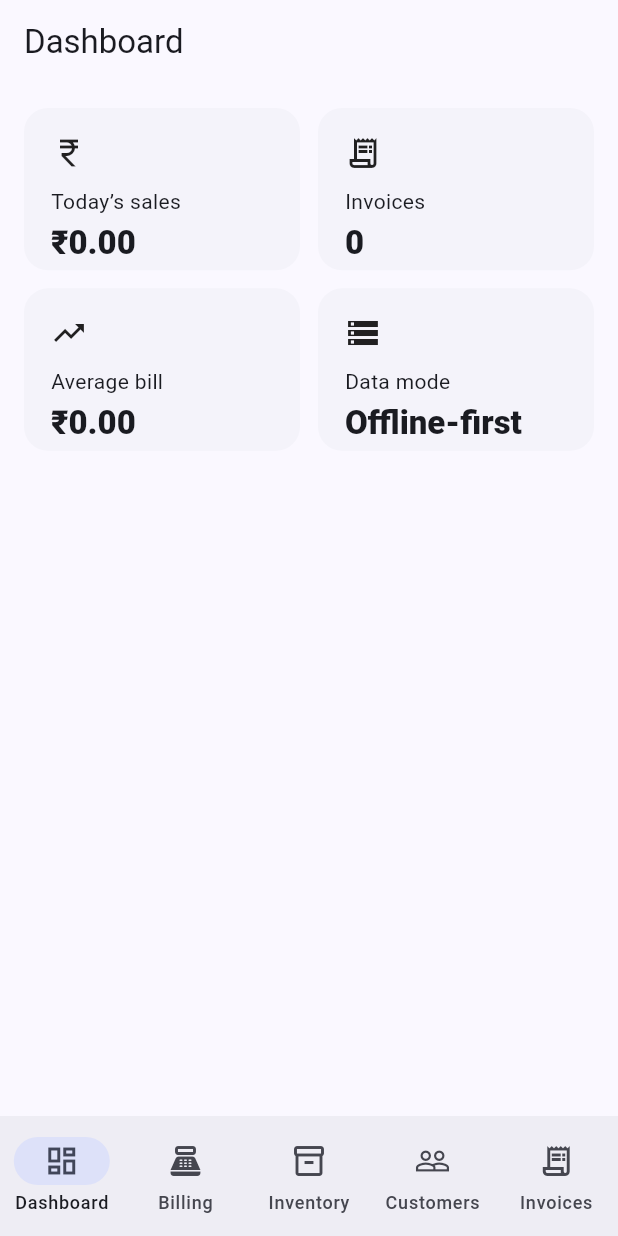
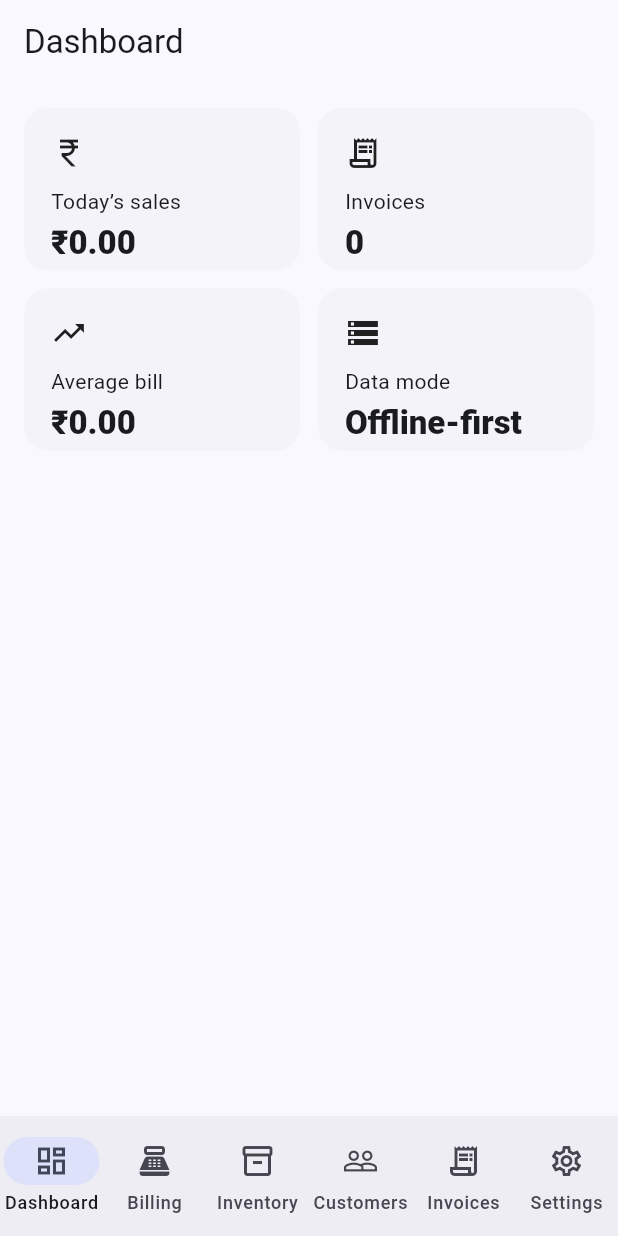
Before and after one commit to shinuXcode/shop-inventory-app, a Flutter app: the screen it shows after launch, on a phone screen of 412 x 824 dp. Run offline on Flutter 3.47's test engine with Material 3 defaults, Android fonts, the phone set to English and light mode, and no system bars; our stand-ins replace connectivity_plus, drift, flutter_riverpod, pdf, printing, shared_preferences; accounts and stored records are empty; generated files the repository leaves out were written again.

Commit message:
feat: add settings to responsive navigation

```diff
--- a/lib/features/shell/shell.dart
+++ b/lib/features/shell/shell.dart
@@ -4,6 +4,7 @@ import '../billing/billing.dart';
 import '../inventory/inventory.dart';
 import '../customers/customers.dart';
 import '../invoices/invoices.dart';
+import '../settings/settings.dart';
 
 class Shell extends StatefulWidget {
   const Shell({super.key});
@@ -13,12 +14,12 @@ class Shell extends StatefulWidget {
 class _ShellState extends State<Shell> {
   int index = 0;
   final pages = const [
-    DashboardPage(), BillingPage(), InventoryPage(), CustomersPage(), InvoicesPage()
+    DashboardPage(), BillingPage(), InventoryPage(), CustomersPage(), InvoicesPage(), SettingsPage()
   ];
-  final labels = const ['Dashboard', 'Billing', 'Inventory', 'Customers', 'Invoices'];
+  final labels = const ['Dashboard', 'Billing', 'Inventory', 'Customers', 'Invoices', 'Settings'];
   final icons = const [
-    Icons.dashboard_outlined, Icons.point_of_sale_outlined,
-    Icons.inventory_2_outlined, Icons.people_outline, Icons.receipt_long_outlined
+    Icons.dashboard_outlined, Icons.point_of_sale_outlined, Icons.inventory_2_outlined,
+    Icons.people_outline, Icons.receipt_long_outlined, Icons.settings_outlined
   ];
 
   @override
```
